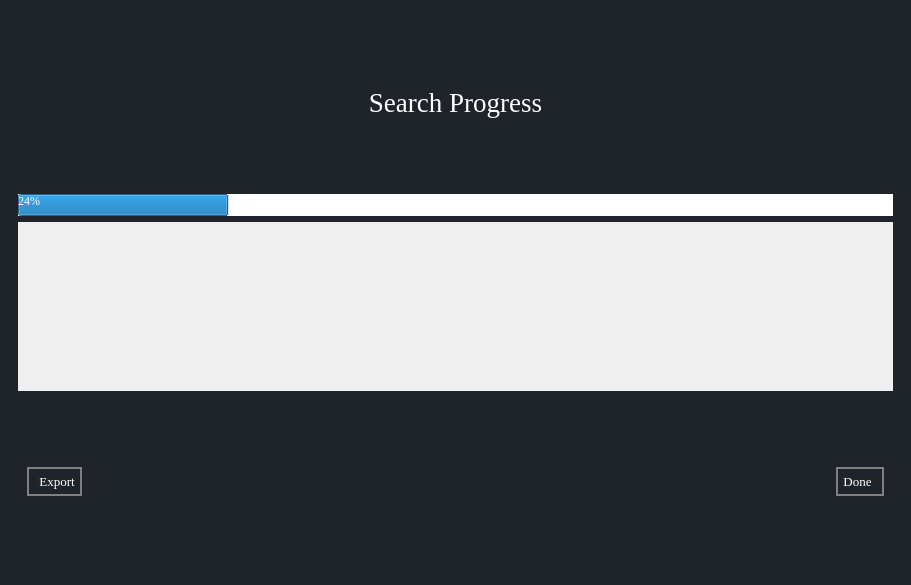
Above: ui/searchProgress.ui from aanushri9/Counter-Harvesting-5.1 before the change. Below: the same form after it.
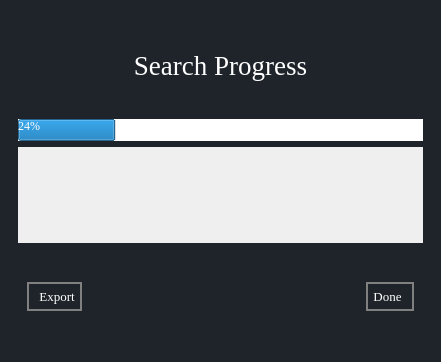
That is the form after the change.

Diff of the .ui file:
```diff
--- a/ui/searchProgress.ui
+++ b/ui/searchProgress.ui
@@ -6,8 +6,8 @@
    <rect>
     <x>0</x>
     <y>0</y>
-    <width>911</width>
-    <height>585</height>
+    <width>441</width>
+    <height>362</height>
    </rect>
   </property>
   <property name="windowTitle">
@@ -106,8 +106,8 @@
            <rect>
             <x>0</x>
             <y>0</y>
-            <width>661</width>
-            <height>85</height>
+            <width>393</width>
+            <height>86</height>
            </rect>
           </property>
           <layout class="QVBoxLayout" name="scroll_area_vertical_layout"/>
```
Left out of the diff: 2 changed lines with no effect on the pictures.
